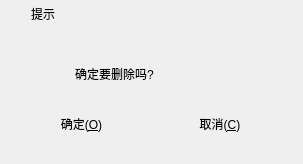
The window that frmmessagebox.ui (byteman/bullet) describes before a commit, drawn with Qt 5.
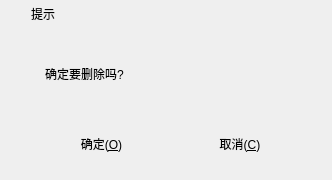
The same window after the commit. Icons and pictures are not drawn.

Diff of the .ui file:
```diff
--- a/frmmessagebox.ui
+++ b/frmmessagebox.ui
@@ -6,8 +6,8 @@
    <rect>
     <x>0</x>
     <y>0</y>
-    <width>303</width>
-    <height>164</height>
+    <width>332</width>
+    <height>180</height>
    </rect>
   </property>
   <property name="windowTitle">
@@ -209,10 +209,10 @@
         <widget class="QLabel" name="labInfo">
          <property name="geometry">
           <rect>
-           <x>70</x>
-           <y>10</y>
-           <width>211</width>
-           <height>41</height>
+           <x>40</x>
+           <y>0</y>
+           <width>251</width>
+           <height>61</height>
           </rect>
          </property>
          <property name="text">
@@ -228,8 +228,8 @@
         <widget class="QWidget" name="layoutWidget">
          <property name="geometry">
           <rect>
-           <x>10</x>
-           <y>60</y>
+           <x>30</x>
+           <y>80</y>
            <width>271</width>
            <height>43</height>
           </rect>
```
